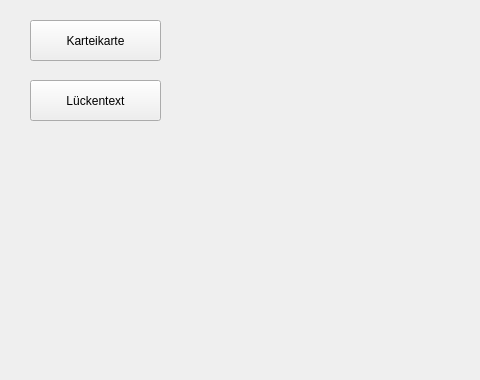
The window that mainwindow.ui (anastasijabb/DatabaseGUI) describes before a commit, drawn with Qt 5; both pictures show x 0 to 480 and y 220 to 600 of the 800 by 600 pixel window.
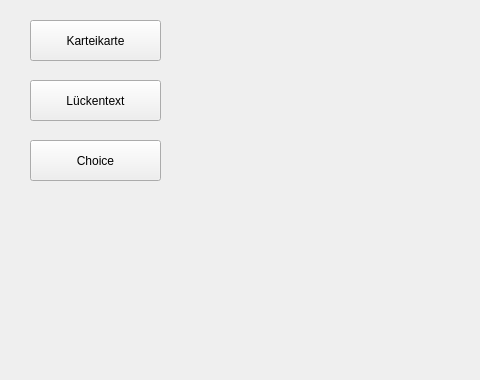
The same window after the commit.

```diff
--- a/mainwindow.ui
+++ b/mainwindow.ui
@@ -79,6 +79,19 @@
      <string>Lückentext</string>
     </property>
    </widget>
+   <widget class="QPushButton" name="pushButton_6">
+    <property name="geometry">
+     <rect>
+      <x>30</x>
+      <y>360</y>
+      <width>131</width>
+      <height>41</height>
+     </rect>
+    </property>
+    <property name="text">
+     <string>Choice</string>
+    </property>
+   </widget>
   </widget>
   <widget class="QMenuBar" name="menubar">
    <property name="geometry">
```
